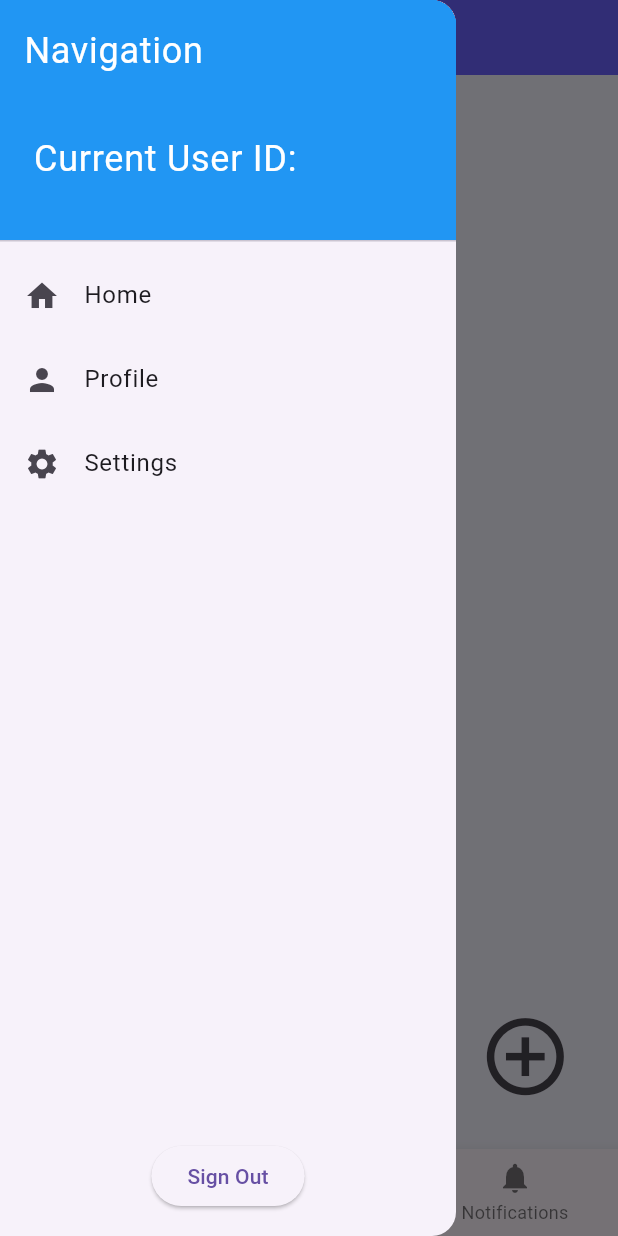
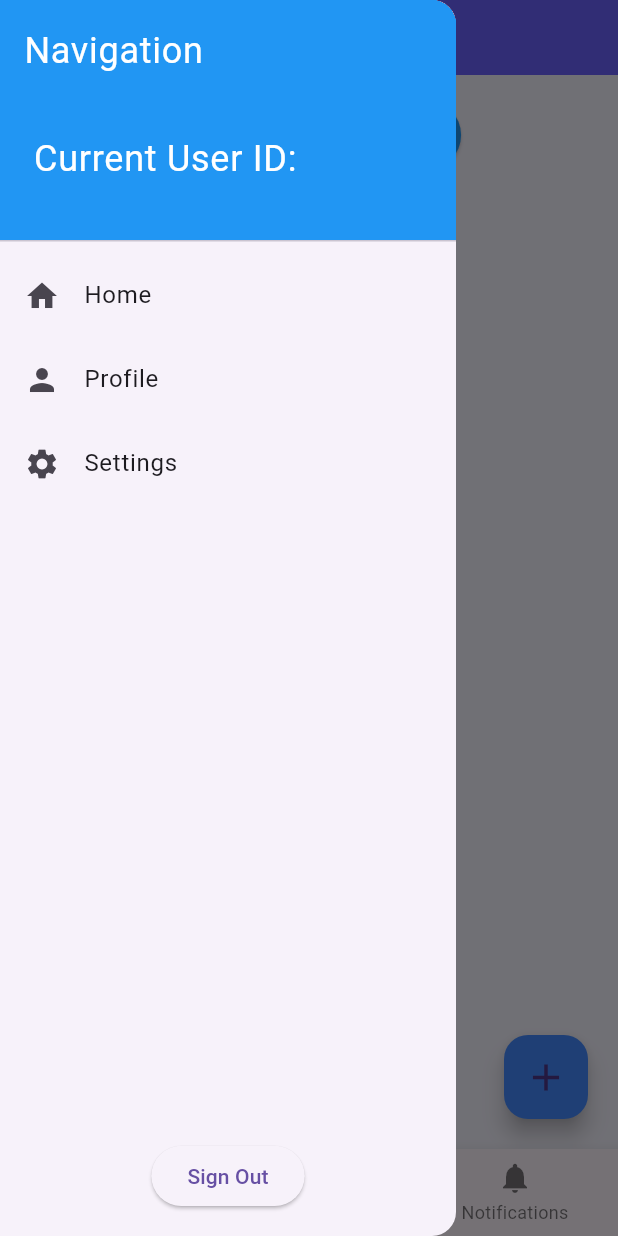
Before and after one commit to IK-49/Scribe, a Flutter app: the screen it shows once a user with an empty profile is signed in, with the side drawer open, on a phone screen of 412 x 824 dp. Run offline on Flutter 3.47's test engine with Material 3 defaults, Android fonts, the phone set to English and light mode, and no system bars; our stand-ins replace cloud_firestore, firebase_auth, firebase_core; missing offline and left inert: flutter_quill; accounts and stored records are empty; network calls fail.

Commit message:
- flask server setup + prompt work
- moved python code to my python anywhere
- fixed prompt generation
- improved feed page visuals

```diff
--- a/lib/login_pages/login.dart
+++ b/lib/login_pages/login.dart
@@ -1,3 +1,4 @@
+import 'package:Scribe/main_pages/feed.dart';
 import 'package:flutter/material.dart';
 import 'package:flutter/services.dart';
 import 'package:Scribe/main_pages/main_page.dart';
--- a/lib/login_pages/sign_up.dart
+++ b/lib/login_pages/sign_up.dart
@@ -1,3 +1,4 @@
+import 'package:Scribe/main_pages/feed.dart';
 import 'package:flutter/material.dart';
 import 'package:flutter/services.dart';
 import 'package:Scribe/main_pages/main_page.dart';
--- a/lib/main.dart
+++ b/lib/main.dart
@@ -1,3 +1,4 @@
+import 'package:Scribe/main_pages/feed.dart';
 import 'package:firebase_core/firebase_core.dart';
 import 'package:firebase_auth/firebase_auth.dart';
 import 'package:flutter/material.dart';
--- a/lib/main_pages/feed.dart
+++ b/lib/main_pages/feed.dart
@@ -1,9 +1,11 @@
+import 'dart:convert';
 import 'package:flutter/material.dart';
 import 'package:cloud_firestore/cloud_firestore.dart';
 import '../post/post.dart';
 import '../post/post_card.dart';
 import '../post/post_details.dart';
 import '../post/new_post.dart';
+import 'package:http/http.dart' as http;
 
 class Feed extends StatefulWidget {
   const Feed({super.key});
@@ -13,6 +15,12 @@ class Feed extends StatefulWidget {
 }
 
 class _FeedState extends State<Feed> {
+  @override
+  void initState() {
+    super.initState();
+    fetchPrompt();
+  }
+
   Stream<List<Post>> getPosts() {
     return FirebaseFirestore.instance
         .collection('posts')
@@ -23,12 +31,69 @@ class _FeedState extends State<Feed> {
             .toList());
   }
 
+  bool _isExpanded = false; // Controls the visibility of the prompt
+  String todaysPrompt = "";
+
+  Future<void> fetchPrompt() async {
+    final response = await http.get(Uri.parse('http://izadkhokhar.pythonanywhere.com/promptGenerate'));
+    if (response.statusCode == 200) {
+      setState(() {
+        todaysPrompt = json.decode(response.body)['todaysPrompt'];
+      });
+    } else {
+      throw Exception('Failed to load prompt');
+    }
+  }
+
   @override
   Widget build(BuildContext context) {
     return Scaffold(
       body: Stack(
         children: [
-          StreamBuilder<List<Post>>(
+          Column(
+            children: [
+              // Button to show/hide prompt
+              Padding(
+                padding: const EdgeInsets.all(16.0),
+                child: ElevatedButton(
+                  onPressed: () {
+                    setState(() {
+                      _isExpanded = !_isExpanded;
+                    });
+                  },
+                  style: ElevatedButton.styleFrom(
+                    padding: const EdgeInsets.symmetric(vertical: 12.0, horizontal: 24.0),
+                    backgroundColor: Colors.blue, // Customize button color
+                    shape: RoundedRectangleBorder(
+                      borderRadius: BorderRadius.circular(30), // Rounded corners
+                    ),
+                  ),
+                  child: Text(
+                    _isExpanded ? "Hide Today's Prompt" : "Show Today's Prompt",
+                    style: const TextStyle(fontSize: 16, color: Colors.white),
+                  ),
+                ),
+              ),
+              // Expanding box for the prompt
+              if (_isExpanded)
+                Container(
+                  width: MediaQuery.of(context).size.width,
+                  padding: EdgeInsets.all(16.0),
+                  decoration: BoxDecoration(
+                    color: const Color.fromARGB(255, 224, 211, 211),
+                    borderRadius: BorderRadius.circular(12),
+                  ),
+                  child: Text(
+                    todaysPrompt, // Display the fetched prompt here
+                    style: TextStyle(
+                      color: Colors.black, // Adjusted for readability
+                      fontSize: 16,
+                    ),
+                  ),
+                ),
+              // StreamBuilder for posts
+              Expanded(
+                child: StreamBuilder<List<Post>>(
                   stream: getPosts(),
                   builder: (context, snapshot) {
                     if (snapshot.hasError) {
@@ -60,20 +125,19 @@ class _FeedState extends State<Feed> {
                     );
                   },
                 ),
-          Align(
-            alignment: Alignment.bottomRight,
-            child: SizedBox(
-              height: MediaQuery.of(context).size.height * 0.15,
-              width: MediaQuery.of(context).size.height * 0.15,
-              child: FittedBox(
-                child: IconButton(
-                  icon: Icon(Icons.add_circle_outline),
+              ),
+            ],
+          ),
+          // Overlay button to add a new post
+          Positioned(
+            bottom: 20, // Distance from the bottom of the screen
+            right: 20, // Distance from the right of the screen
+            child: FloatingActionButton(
               onPressed: () {
-                    Navigator.push(context,
-                        MaterialPageRoute(builder: (context) => NewPost()));
+                Navigator.push(context, MaterialPageRoute(builder: (context) => NewPost()));
               },
-                ),
-              ),
+              backgroundColor: Colors.blueAccent, // Customize button color
+              child: const Icon(Icons.add, size: 30), // Icon size
             ),
           ),
         ],
--- a/lib/main_pages/main_page.dart
+++ b/lib/main_pages/main_page.dart
@@ -14,7 +14,6 @@ class MainScreen extends StatefulWidget {
 
 class _MainScreenState extends State<MainScreen> {
   int _selectedIndex = 0;
-  bool _isExpanded = false; // Controls the visibility of the overlay box
   String prompt = 'Loading...'; // Placeholder text for the prompt
 
   static const List<Widget> _pages = <Widget>[
@@ -26,7 +25,6 @@ class _MainScreenState extends State<MainScreen> {
   @override
   void initState() {
     super.initState();
-    _getDailyPrompt(); // Fetch the prompt when the app starts
   }
 
   void _onItemTapped(int index) {
@@ -35,21 +33,6 @@ class _MainScreenState extends State<MainScreen> {
     });
   }
 
-  Future<void> _getDailyPrompt() async {
-    final response =
-        await http.get(Uri.parse('https://aarikg.pythonanywhere.com/pick'));
-    if (response.statusCode == 200) {
-      Map json = jsonDecode(response.body);
-      setState(() {
-        prompt = json[
-            'todaysPick']; // Replace the placeholder with the actual prompt
-      });
-    } else {
-      setState(() {
-        prompt = 'Error fetching prompt';
-      });
-    }
-  }
 
   @override
   Widget build(BuildContext context) {
@@ -86,51 +69,6 @@ class _MainScreenState extends State<MainScreen> {
                 child: _pages[_selectedIndex],
               ),
             ],
-          ),
-          // Positioned overlay button and expanding box
-          Positioned(
-            top: 10, // Position it below the app bar
-            left: 0,
-            right: 0,
-            child: Column(
-              children: [
-                // Circular arrow icon button in the center
-                GestureDetector(
-                  onTap: () {
-                    setState(() {
-                      _isExpanded = !_isExpanded;
-                    });
-                  },
-                  child: CircleAvatar(
-                    backgroundColor: Colors.blue,
-                    radius: 25,
-                    child: Icon(
-                      _isExpanded ? Icons.expand_less : Icons.expand_more,
-                      color: Colors.white,
-                      size: 30,
-                    ),
-                  ),
-                ),
-                SizedBox(height: 10),
-                // Expanding box when the arrow is pressed
-                if (_isExpanded)
-                  Container(
-                    width: MediaQuery.of(context).size.width * 0.5,
-                    padding: EdgeInsets.all(16.0),
-                    decoration: BoxDecoration(
-                      color: const Color.fromARGB(255, 224, 211, 211),
-                      borderRadius: BorderRadius.circular(12),
-                    ),
-                    child: Text(
-                      prompt, // Display the fetched prompt here
-                      style: TextStyle(
-                        color: Colors.black, // Adjusted for readability
-                        fontSize: 16,
-                      ),
-                    ),
-                  ),
-              ],
-            ),
           ),
         ],
       ),
```
Also changed, not shown: 2 other files. Lines whose indentation alone changed are shown as unchanged.
